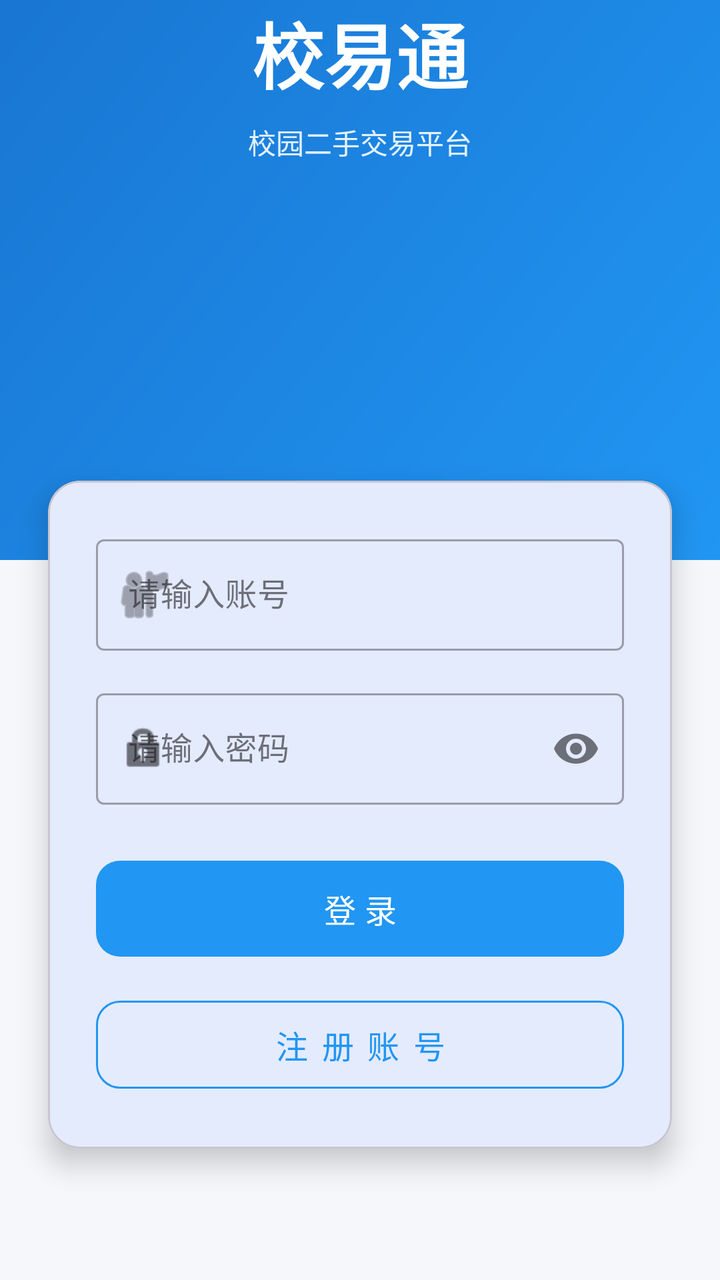
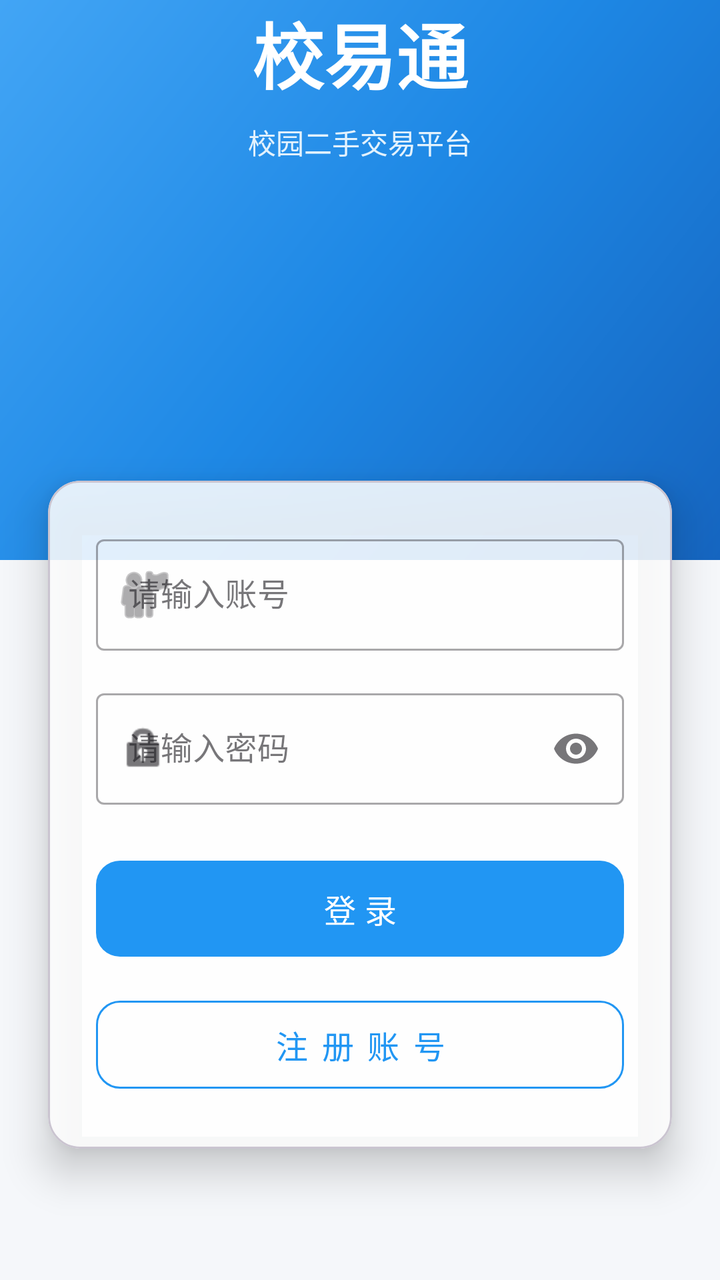

Screens rendered from an Android XML layout before and after an edit, with the pre-edit source and the edit as a unified diff.
<!-- AndroidManifest.xml: application theme Theme.SchoolTrade -->
<!-- res/layout/activity_login.xml -->
<?xml version="1.0" encoding="utf-8"?>
<androidx.constraintlayout.widget.ConstraintLayout
    xmlns:android="http://schemas.android.com/apk/res/android"
    xmlns:app="http://schemas.android.com/apk/res-auto"
    xmlns:tools="http://schemas.android.com/tools"
    android:layout_width="match_parent"
    android:layout_height="match_parent"
    android:background="@color/bg_gray"
    tools:context=".ui.login.LoginActivity">

    
    <View
        android:id="@+id/top_bg"
        android:layout_width="match_parent"
        android:layout_height="280dp"
        android:background="@drawable/bg_gradient_blue"
        app:layout_constraintTop_toTopOf="parent"/>

    
    <TextView
        android:id="@+id/tv_title"
        android:layout_width="wrap_content"
        android:layout_height="wrap_content"
        android:text="校易通"
        android:textSize="36sp"
        android:textStyle="bold"
        android:textColor="@color/white"
        app:layout_constraintEnd_toEndOf="parent"
        app:layout_constraintStart_toStartOf="parent"
        app:layout_constraintTop_toTopOf="parent"
        app:layout_constraintVertical_bias="0.35"/>

    <TextView
        android:id="@+id/tv_subtitle"
        android:layout_width="wrap_content"
        android:layout_height="wrap_content"
        android:text="校园二手交易平台"
        android:textSize="14sp"
        android:textColor="#E3F2FD"
        android:layout_marginTop="8dp"
        app:layout_constraintEnd_toEndOf="parent"
        app:layout_constraintStart_toStartOf="parent"
        app:layout_constraintTop_toBottomOf="@id/tv_title"/>

    
    <com.google.android.material.card.MaterialCardView
        android:layout_width="match_parent"
        android:layout_height="wrap_content"
        android:layout_marginHorizontal="24dp"
        app:cardCornerRadius="16dp"
        app:cardElevation="8dp"
        app:layout_constraintTop_toBottomOf="@id/top_bg"
        app:layout_constraintStart_toStartOf="parent"
        app:layout_constraintEnd_toEndOf="parent"
        android:layout_marginTop="-40dp">

        <LinearLayout
            android:layout_width="match_parent"
            android:layout_height="wrap_content"
            android:orientation="vertical"
            android:padding="24dp">

            <com.google.android.material.textfield.TextInputLayout
                android:layout_width="match_parent"
                android:layout_height="wrap_content"
                android:hint="请输入账号"
                app:startIconDrawable="@android:drawable/ic_menu_myplaces"
                style="@style/Widget.MaterialComponents.TextInputLayout.OutlinedBox">

                <com.google.android.material.textfield.TextInputEditText
                    android:id="@+id/et_account"
                    android:layout_width="match_parent"
                    android:layout_height="wrap_content"
                    android:inputType="text"
                    android:maxLines="1"/>
            </com.google.android.material.textfield.TextInputLayout>

            <com.google.android.material.textfield.TextInputLayout
                android:layout_width="match_parent"
                android:layout_height="wrap_content"
                android:hint="请输入密码"
                android:layout_marginTop="16dp"
                app:startIconDrawable="@android:drawable/ic_lock_idle_lock"
                app:endIconMode="password_toggle"
                style="@style/Widget.MaterialComponents.TextInputLayout.OutlinedBox">

                <com.google.android.material.textfield.TextInputEditText
                    android:id="@+id/et_pwd"
                    android:layout_width="match_parent"
                    android:layout_height="wrap_content"
                    android:inputType="textPassword"
                    android:maxLines="1"/>
            </com.google.android.material.textfield.TextInputLayout>

            <com.google.android.material.button.MaterialButton
                android:id="@+id/btn_login"
                android:layout_width="match_parent"
                android:layout_height="56dp"
                android:text="登 录"
                android:textSize="16sp"
                android:layout_marginTop="24dp"
                app:cornerRadius="12dp"
                app:backgroundTint="@color/primary_blue"/>

            <com.google.android.material.button.MaterialButton
                android:id="@+id/btn_register"
                style="@style/Widget.MaterialComponents.Button.OutlinedButton"
                android:layout_width="match_parent"
                android:layout_height="56dp"
                android:text="注 册 账 号"
                android:textSize="16sp"
                android:layout_marginTop="12dp"
                app:cornerRadius="12dp"
                app:strokeColor="@color/primary_blue"
                android:textColor="@color/primary_blue"/>

        </LinearLayout>
    </com.google.android.material.card.MaterialCardView>

</androidx.constraintlayout.widget.ConstraintLayout>
<!-- resources referenced by this layout -->
<resources>
  <color name="bg_gray">#F5F7FA</color>
  <color name="primary_blue">#2196F3</color>
  <color name="white">#FFFFFFFF</color>
  <!-- drawable bg_gradient_blue (drawable) -->
  <?xml version="1.0" encoding="utf-8"?>
  <shape xmlns:android="http://schemas.android.com/apk/res/android"
      android:shape="rectangle">
      <gradient
          android:startColor="@color/primary_blue"
          android:endColor="@color/primary_dark_blue"
          android:angle="135"/>
  </shape>
  <style name="Theme.SchoolTrade" parent="Base.Theme.SchoolTrade" />
  <color name="primary_dark_blue">#1976D2</color>
  <style name="Base.Theme.SchoolTrade" parent="Theme.Material3.DayNight.NoActionBar">
          <item name="colorPrimary">@color/primary_blue</item>
          <item name="colorPrimaryVariant">@color/primary_dark_blue</item>
          <item name="colorOnPrimary">@color/white</item>
          <item name="colorSecondary">@color/accent_blue</item>
          <item name="colorSecondaryVariant">@color/teal_700</item>
          <item name="colorOnSecondary">@color/black</item>
          <item name="android:statusBarColor">?attr/colorPrimaryVariant</item>
          <item name="android:windowLightStatusBar">false</item>
      </style>
  <color name="accent_blue">#64B5F6</color>
  <color name="teal_700">#FF018786</color>
  <color name="black">#FF000000</color>
</resources>

<!-- the commit's change to res/layout/activity_login.xml (unified diff, before → after) -->
@@ -8,15 +8,13 @@
     android:background="@color/bg_gray"
     tools:context=".ui.login.LoginActivity">
 
-    
     <View
         android:id="@+id/top_bg"
         android:layout_width="match_parent"
         android:layout_height="280dp"
         android:background="@drawable/bg_gradient_blue"
-        app:layout_constraintTop_toTopOf="parent"/>
+        app:layout_constraintTop_toTopOf="parent" />
 
-    
     <TextView
         android:id="@+id/tv_title"
         android:layout_width="wrap_content"
@@ -28,7 +26,7 @@
         app:layout_constraintEnd_toEndOf="parent"
         app:layout_constraintStart_toStartOf="parent"
         app:layout_constraintTop_toTopOf="parent"
-        app:layout_constraintVertical_bias="0.35"/>
+        app:layout_constraintVertical_bias="0.35" />
 
     <TextView
         android:id="@+id/tv_subtitle"
@@ -40,15 +38,15 @@
         android:layout_marginTop="8dp"
         app:layout_constraintEnd_toEndOf="parent"
         app:layout_constraintStart_toStartOf="parent"
-        app:layout_constraintTop_toBottomOf="@id/tv_title"/>
+        app:layout_constraintTop_toBottomOf="@id/tv_title" />
 
-    
     <com.google.android.material.card.MaterialCardView
         android:layout_width="match_parent"
         android:layout_height="wrap_content"
         android:layout_marginHorizontal="24dp"
         app:cardCornerRadius="16dp"
-        app:cardElevation="8dp"
+        app:cardElevation="12dp"
+        app:cardBackgroundColor="#DDFFFFFF"
         app:layout_constraintTop_toBottomOf="@id/top_bg"
         app:layout_constraintStart_toStartOf="parent"
         app:layout_constraintEnd_toEndOf="parent"
@@ -72,7 +70,7 @@
                     android:layout_width="match_parent"
                     android:layout_height="wrap_content"
                     android:inputType="text"
-                    android:maxLines="1"/>
+                    android:maxLines="1" />
             </com.google.android.material.textfield.TextInputLayout>
 
             <com.google.android.material.textfield.TextInputLayout
@@ -89,7 +87,7 @@
                     android:layout_width="match_parent"
                     android:layout_height="wrap_content"
                     android:inputType="textPassword"
-                    android:maxLines="1"/>
+                    android:maxLines="1" />
             </com.google.android.material.textfield.TextInputLayout>
 
             <com.google.android.material.button.MaterialButton
@@ -100,7 +98,7 @@
                 android:textSize="16sp"
                 android:layout_marginTop="24dp"
                 app:cornerRadius="12dp"
-                app:backgroundTint="@color/primary_blue"/>
+                app:backgroundTint="@color/primary_blue" />
 
             <com.google.android.material.button.MaterialButton
                 android:id="@+id/btn_register"
@@ -112,9 +110,7 @@
                 android:layout_marginTop="12dp"
                 app:cornerRadius="12dp"
                 app:strokeColor="@color/primary_blue"
-                android:textColor="@color/primary_blue"/>
-
+                android:textColor="@color/primary_blue" />
         </LinearLayout>
     </com.google.android.material.card.MaterialCardView>
-
 </androidx.constraintlayout.widget.ConstraintLayout>
<!-- resource entries referenced after the edit -->
@@ -8,21 +8,24 @@
   <shape xmlns:android="http://schemas.android.com/apk/res/android"
       android:shape="rectangle">
       <gradient
-          android:startColor="@color/primary_blue"
-          android:endColor="@color/primary_dark_blue"
-          android:angle="135"/>
+          android:startColor="#1565C0"
+          android:centerColor="#1E88E5"
+          android:endColor="#42A5F5"
+          android:angle="135"
+          android:type="linear"/>
   </shape>
   <style name="Theme.SchoolTrade" parent="Base.Theme.SchoolTrade" />
   <color name="primary_dark_blue">#1976D2</color>
-  <style name="Base.Theme.SchoolTrade" parent="Theme.Material3.DayNight.NoActionBar">
+  <style name="Base.Theme.SchoolTrade" parent="Theme.Material3.Light.NoActionBar">
           <item name="colorPrimary">@color/primary_blue</item>
           <item name="colorPrimaryVariant">@color/primary_dark_blue</item>
           <item name="colorOnPrimary">@color/white</item>
           <item name="colorSecondary">@color/accent_blue</item>
           <item name="colorSecondaryVariant">@color/teal_700</item>
           <item name="colorOnSecondary">@color/black</item>
-          <item name="android:statusBarColor">?attr/colorPrimaryVariant</item>
+          <item name="android:statusBarColor">@color/primary_dark_blue</item>
           <item name="android:windowLightStatusBar">false</item>
+          <item name="android:windowBackground">@color/bg_gray</item>
       </style>
   <color name="accent_blue">#64B5F6</color>
   <color name="teal_700">#FF018786</color>
